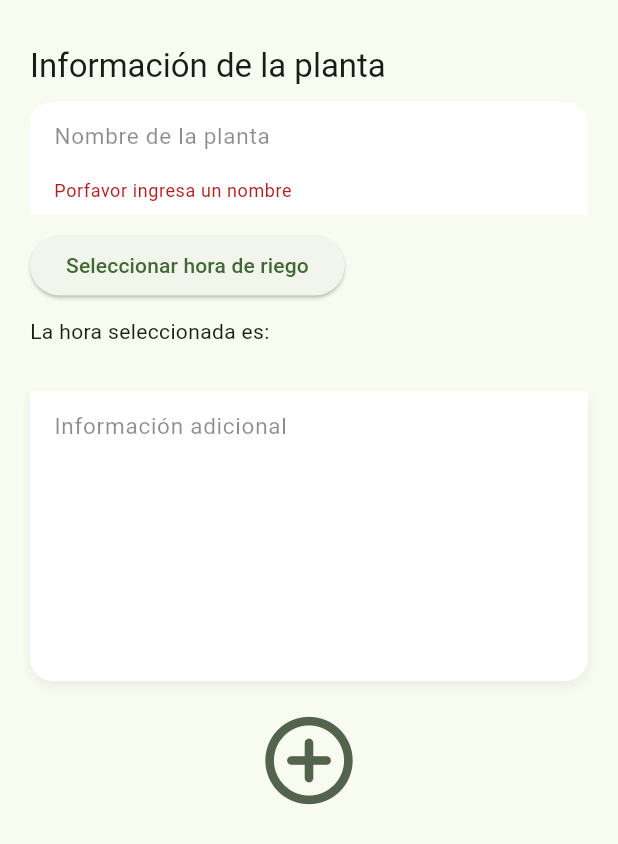
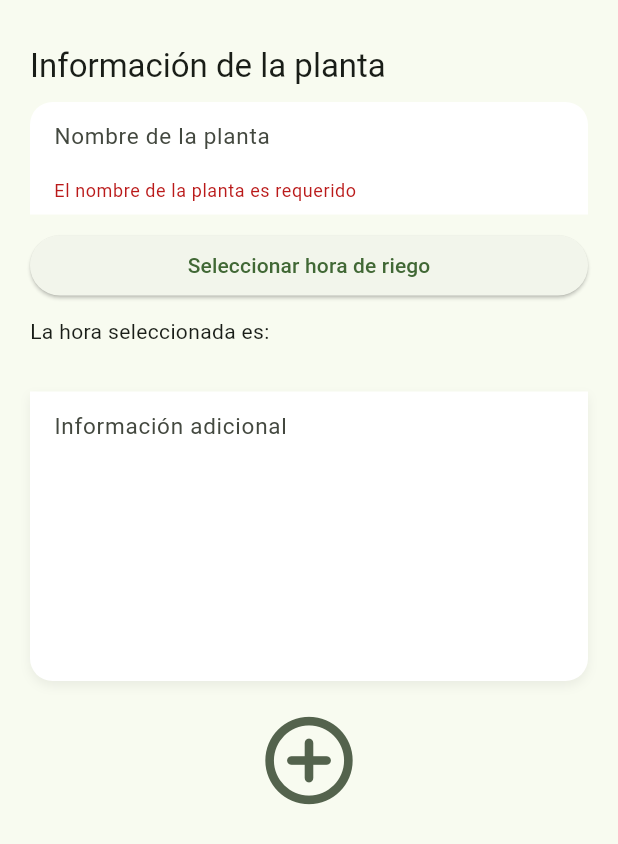
Before and after one commit to Brunox117/plantify_new, a Flutter app: the _PlantForm widget shown alone on an empty page, opened directly, after a tap on the "add circle outline" icon, on a phone screen of 412 x 824 dp. Shown: the top 844 px of the screen. Run offline on Flutter 3.47's test engine with Material 3 defaults, Android fonts, the phone set to English and light mode, and no system bars; our stand-ins replace flutter_riverpod, formz, go_router, isar; accounts and stored records are empty; generated files the repository leaves out were written again.

Commit message:
Formulario sin formz, falta corregir la hora

```diff
--- a/lib/presentation/views/home/create_plant_view.dart
+++ b/lib/presentation/views/home/create_plant_view.dart
@@ -13,109 +13,116 @@ class CreatePlantView extends StatelessWidget {
     return SafeArea(
       child: Scaffold(
         appBar: const CustomAppbar(title: 'Crear planta'),
-          body: _PlantForm()),
+        body: _PlantForm(),
+      ),
     );
   }
 }
 
-class _PlantForm extends ConsumerWidget {
-  //final Plant plant;
+class _PlantForm extends ConsumerStatefulWidget {
+  @override
+  ConsumerState<ConsumerStatefulWidget> createState() => _PlantFormState();
+}
+
+class _PlantFormState extends ConsumerState<_PlantForm> {
+
+  void _submitPlant(Plant plant) async {
+    ref.read(plantsProvider.notifier).addPlant(plant);
+  }
+
+  final _formKey = GlobalKey<FormState>();
+
+  String plantName = '';
+  String waterHour = '';
+  String description = '';
 
   @override
-  Widget build(BuildContext context, WidgetRef ref) {
-    final plantForm = ref.watch(createPlantProvider);
+  Widget build(BuildContext context) {
+
     final colors = Theme.of(context).colorScheme;
     final textStyles = Theme.of(context).textTheme;
-    return ListView(children: [
-      Padding(
+
+    return Padding(
       padding: const EdgeInsets.symmetric(horizontal: 20),
-        child: Column(
-          crossAxisAlignment: CrossAxisAlignment.start,
+      child: Form(
+        key: _formKey,
+        child: ListView(
           children: [
-            const SizedBox(
-              height: 30,
-            ),
+            const SizedBox(height: 30),
             Text(
               'Información de la planta',
               style: textStyles.titleLarge,
             ),
-            const SizedBox(
-              height: 10,
-            ),
+            const SizedBox(height: 10),
             CustomFormField(
               isTopField: true,
               hint: 'Nombre de la planta',
-                onChanged: (value) => ref
-                    .read(createPlantProvider.notifier)
-                    .onPlantNameChanged(value),
-                errorMessage: plantForm.plantName.errorMessage,
-                hintStyle: const TextStyle(
-                  color: Colors.black45,
-                )),
-            const SizedBox(
-              height: 10,
+              onChanged: (value) => plantName = value,
+              validator: (value) {
+                if (value == null || value.isEmpty) {
+                  return 'El nombre de la planta es requerido';
+                }
+                return null;
+              },
             ),
-            //Create a buttom that displays a timepicker
+            const SizedBox(height: 10),
             ElevatedButton(
               onPressed: () async {
-                // Despliega el timePicker
                 final selectedHour = await showTimePicker(
                   context: context,
                   initialTime: TimeOfDay.now(),
                   helpText: 'Selecciona una hora',
                   cancelText: 'Cancelar',
                 );
-                String selectedHourString = '${TimeOfDay.now().hour.toString()}:${TimeOfDay.now().minute.toString()}';
-                if(selectedHour != null){
-
-                selectedHourString =
+                if (selectedHour != null) {
+                  setState(() {
+                    waterHour =
                         '${selectedHour.hour.toString()}:${selectedHour.minute.toString()}';
+                  });
                 }
-
-                ref
-                    .read(createPlantProvider.notifier)
-                    .onWaterHourChanged(selectedHourString);
               },
               child: const Text('Seleccionar hora de riego'),
             ),
-            const SizedBox(
-              height: 10,
-            ),
-            Text('La hora seleccionada es: ${plantForm.waterHour.value}'),
-            const SizedBox(
-              height: 30,
-            ),
+            const SizedBox(height: 10),
+            Text('La hora seleccionada es: $waterHour'),
+            const SizedBox(height: 30),
             CustomFormField(
               hint: 'Información adicional',
               isBottomField: true,
               maxLines: 7,
-              hintStyle: const TextStyle(color: Colors.black45),
-              onChanged: (value) => ref
-                  .read(createPlantProvider.notifier)
-                  .onDescriptionChanged(value),
+              onChanged: (value) => description = value,
             ),
-            const SizedBox(
-              height: 10,
-            ),
+            const SizedBox(height: 10),
             Center(
               child: IconButton(
-                  onPressed: () async {
-                    ref.read(createPlantProvider.notifier).touchAllFields();
-                    if(!plantForm.isFormValid) return;
-                    Plant plant =
-                        await ref.read(createPlantProvider.notifier).onSubmit();
-                    await ref.read(plantsProvider.notifier).addPlant(plant);
-                    ref.read(createPlantProvider.notifier).resetForm();
-                  },
+                onPressed: _submitForm,
                 icon: Icon(
                   Icons.add_circle_outline_rounded,
                   size: 70,
                   color: colors.secondary,
-                  )),
+                ),
+              ),
             ),
           ],
         ),
       ),
-    ]);
+    );
+  }
+
+  void _submitForm() {
+    if (_formKey.currentState!.validate()) {
+      final plant = Plant(
+        plantName: plantName,
+        waterHour: waterHour,
+        description: description,
+      );
+      _formKey.currentState!.reset();
+      setState(() {
+        waterHour = '';
+        description = '';
+      });
+      _submitPlant(plant);
+      context.go('/');
     }
   }
+}
--- a/lib/presentation/widgets/plants/plant_menu_widget.dart
+++ b/lib/presentation/widgets/plants/plant_menu_widget.dart
@@ -30,7 +30,7 @@ class PlantMenu extends StatelessWidget {
                 ),
                 child: IconButton(
                   onPressed: () {
-                    print('falta implementar el riego!');
+                    //TODO: Implementar la funcionalidad de regar la planta
                   },
                   icon: const Icon(Icons.water_drop_outlined),
                   iconSize: 30,
@@ -54,7 +54,7 @@ class PlantMenu extends StatelessWidget {
                     plant.plantName,
                     style: const TextStyle(
                         color: Colors.white,
-                        fontSize: 15,
+                        fontSize: 18,
                         fontWeight: FontWeight.bold),
                   ),
                   Text(
@@ -67,40 +67,9 @@ class PlantMenu extends StatelessWidget {
                 ],
               ),
             ),
-            // Positioned(
-            //   bottom: 15,
-            //   right: 20,
-            //   child: Container(
-            //     padding: const EdgeInsets.symmetric(horizontal: 10, vertical: 2),
-            //     decoration: BoxDecoration(
-            //       color: Colors.white,
-            //       borderRadius: BorderRadius.circular(20),
-            //     ),
-            //     child: Text(''),
-            //   ),
-            // ),
           ],
         ),
       ),
     );
-    // return Positioned(
-    //   top: 10,
-    //   right: 20,
-    //   child: Container(
-    //     height: 50,
-    //     width: 50,
-    //     child: IconButton(
-    //       onPressed: () {},
-    //       icon: Icon(Icons.water_drop_outlined),
-    //       iconSize: 30,
-    //     ),
-    //     decoration: BoxDecoration(
-    //       color: Colors.white,
-    //       borderRadius: BorderRadius.circular(50),
-    //     ),
-
-    //   ),
-    // )
-    // ;
   }
 }
```
Also changed, not shown: 3 other files. Lines whose indentation alone changed are shown as unchanged.
